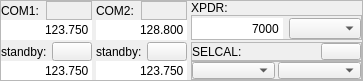
The window that src/blackgui/components/cockpitcomcomponent.ui (swift-project/pilotclient) describes before a commit, drawn with Qt 5.
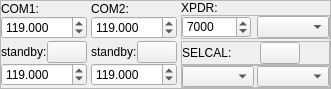
The same window after the commit. Icons and pictures are not drawn. Custom widgets are drawn as their Qt base class.

Commit message: refs #335, added functionality for com components * set COM unit values * set values in context

Diff of the .ui file:
```diff
--- a/src/blackgui/components/cockpitcomcomponent.ui
+++ b/src/blackgui/components/cockpitcomcomponent.ui
@@ -6,8 +6,8 @@
    <rect>
     <x>0</x>
     <y>0</y>
-    <width>363</width>
-    <height>81</height>
+    <width>297</width>
+    <height>89</height>
    </rect>
   </property>
   <property name="minimumSize">
@@ -52,6 +52,140 @@
      <property name="verticalSpacing">
       <number>2</number>
      </property>
+     <item row="2" column="2">
+      <widget class="QWidget" name="qw_ComPanelSelcal" native="true">
+       <layout class="QGridLayout" name="gl_ComPanelSelect">
+        <property name="leftMargin">
+         <number>0</number>
+        </property>
+        <property name="topMargin">
+         <number>0</number>
+        </property>
+        <property name="rightMargin">
+         <number>0</number>
+        </property>
+        <property name="bottomMargin">
+         <number>0</number>
+        </property>
+        <property name="verticalSpacing">
+         <number>0</number>
+        </property>
+        <item row="1" column="0" colspan="2">
+         <widget class="QFrame" name="fr_ComPanelSelcalBottom">
+          <property name="sizePolicy">
+           <sizepolicy hsizetype="Preferred" vsizetype="Preferred">
+            <horstretch>0</horstretch>
+            <verstretch>0</verstretch>
+           </sizepolicy>
+          </property>
+          <property name="frameShape">
+           <enum>QFrame::StyledPanel</enum>
+          </property>
+          <property name="frameShadow">
+           <enum>QFrame::Raised</enum>
+          </property>
+          <layout class="QHBoxLayout" name="horizontalLayout">
+           <property name="spacing">
+            <number>3</number>
+           </property>
+           <property name="leftMargin">
+            <number>0</number>
+           </property>
+           <property name="topMargin">
+            <number>0</number>
+           </property>
+           <property name="rightMargin">
+            <number>0</number>
+           </property>
+           <property name="bottomMargin">
+            <number>0</number>
+           </property>
+           <item>
+            <widget class="QComboBox" name="cb_ComPanelSelcalSelector1">
+             <property name="sizePolicy">
+              <sizepolicy hsizetype="Preferred" vsizetype="Preferred">
+               <horstretch>0</horstretch>
+               <verstretch>0</verstretch>
+              </sizepolicy>
+             </property>
+            </widget>
+           </item>
+           <item>
+            <widget class="QComboBox" name="cb_ComPanelSelcalSelector2">
+             <property name="sizePolicy">
+              <sizepolicy hsizetype="Preferred" vsizetype="Preferred">
+               <horstretch>0</horstretch>
+               <verstretch>0</verstretch>
+              </sizepolicy>
+             </property>
+            </widget>
+           </item>
+          </layout>
+         </widget>
+        </item>
+        <item row="0" column="0" colspan="2">
+         <widget class="QFrame" name="fr_ComPanelSelcalTop">
+          <property name="frameShape">
+           <enum>QFrame::StyledPanel</enum>
+          </property>
+          <property name="frameShadow">
+           <enum>QFrame::Raised</enum>
+          </property>
+          <layout class="QHBoxLayout" name="hl_ComPanelSelcalTop">
+           <property name="spacing">
+            <number>0</number>
+           </property>
+           <property name="leftMargin">
+            <number>0</number>
+           </property>
+           <property name="topMargin">
+            <number>0</number>
+           </property>
+           <property name="rightMargin">
+            <number>0</number>
+           </property>
+           <property name="bottomMargin">
+            <number>0</number>
+           </property>
+           <item>
+            <widget class="QLabel" name="lbl_ComSelcalSelcal">
+             <property name="sizePolicy">
+              <sizepolicy hsizetype="Maximum" vsizetype="Preferred">
+               <horstretch>0</horstretch>
+               <verstretch>0</verstretch>
+              </sizepolicy>
+             </property>
+             <property name="text">
+              <string>SELCAL:</string>
+             </property>
+            </widget>
+           </item>
+           <item alignment="Qt::AlignHCenter">
+            <widget class="QPushButton" name="pb_ComPanelSelcalTest">
+             <property name="sizePolicy">
+              <sizepolicy hsizetype="Maximum" vsizetype="Maximum">
+               <horstretch>0</horstretch>
+               <verstretch>0</verstretch>
+              </sizepolicy>
+             </property>
+             <property name="toolTip">
+              <string>test SELCAL</string>
+             </property>
+             <property name="text">
+              <string/>
+             </property>
+             <property name="icon">
+              <iconset resource="../../blackmisc/blackmisc.qrc">
+               <normaloff>:/diagona/icons/diagona/icons/speaker-volume.png</normaloff>:/diagona/icons/diagona/icons/speaker-volume.png</iconset>
+             </property>
+            </widget>
+           </item>
+          </layout>
+         </widget>
+        </item>
+       </layout>
+      </widget>
+     </item>
      <item row="0" column="1">
       <widget class="QWidget" name="qw_ComPanelCom2Active" native="true">
        <layout class="QGridLayout" name="gl_ComPanelCom2Active">
@@ -70,18 +204,14 @@
         <property name="spacing">
          <number>0</number>
         </property>
-        <item row="0" column="1">
-         <widget class="QFrame" name="qf_ComPanelCom2ActiveValid">
-          <property name="frameShape">
-           <enum>QFrame::StyledPanel</enum>
-          </property>
-          <property name="frameShadow">
-           <enum>QFrame::Raised</enum>
-          </property>
-         </widget>
-        </item>
         <item row="0" column="0">
-         <widget class="QLabel" name="lbl_ComAndTransponderCom2Active">
+         <widget class="QLabel" name="lbl_ComPanelCom2Active">
+          <property name="sizePolicy">
+           <sizepolicy hsizetype="Preferred" vsizetype="Preferred">
+            <horstretch>0</horstretch>
+            <verstretch>0</verstretch>
+           </sizepolicy>
+          </property>
           <property name="text">
            <string>COM2:</string>
           </property>
@@ -91,100 +221,49 @@
          </widget>
         </item>
         <item row="1" column="0" colspan="2">
-         <widget class="QLineEdit" name="le_ComPanelCom2Active">
+         <widget class="QDoubleSpinBox" name="ds_ComPanelCom2Active">
           <property name="sizePolicy">
-           <sizepolicy hsizetype="Preferred" vsizetype="Preferred">
+           <sizepolicy hsizetype="Preferred" vsizetype="Maximum">
             <horstretch>0</horstretch>
             <verstretch>0</verstretch>
            </sizepolicy>
           </property>
-          <property name="inputMask">
-           <string>DDD.990</string>
+          <property name="minimumSize">
+           <size>
+            <width>0</width>
+            <height>0</height>
+           </size>
           </property>
-          <property name="text">
-           <string>128.800</string>
+          <property name="maximumSize">
+           <size>
+            <width>16777215</width>
+            <height>16777215</height>
+           </size>
           </property>
-          <property name="maxLength">
-           <number>7</number>
+          <property name="decimals">
+           <number>3</number>
           </property>
-          <property name="frame">
-           <bool>false</bool>
+          <property name="minimum">
+           <double>118.000000000000000</double>
           </property>
-          <property name="alignment">
-           <set>Qt::AlignRight|Qt::AlignTrailing|Qt::AlignVCenter</set>
+          <property name="maximum">
+           <double>136.974999999999994</double>
           </property>
-         </widget>
-        </item>
-       </layout>
-      </widget>
-     </item>
-     <item row="0" column="0">
-      <widget class="QWidget" name="qw_ComPanelCom1Active" native="true">
-       <layout class="QGridLayout" name="gl_ComPanelCom1Active">
-        <property name="leftMargin">
-         <number>0</number>
-        </property>
-        <property name="topMargin">
-         <number>0</number>
-        </property>
-        <property name="rightMargin">
-         <number>0</number>
-        </property>
-        <property name="bottomMargin">
-         <number>0</number>
-        </property>
-        <property name="spacing">
-         <number>0</number>
-        </property>
-        <item row="0" column="0">
-         <widget class="QLabel" name="lbl_ComAndTransponderCom1Active">
-          <property name="text">
-           <string>COM1:</string>
+          <property name="singleStep">
+           <double>0.025000000000000</double>
           </property>
-          <property name="buddy">
-           <cstring>qw_ComPanelCom1Active</cstring>
+          <property name="value">
+           <double>119.000000000000000</double>
           </property>
          </widget>
         </item>
-        <item row="1" column="0" colspan="2">
-         <widget class="QLineEdit" name="le_ComPanelCom1Active">
-          <property name="sizePolicy">
-           <sizepolicy hsizetype="Preferred" vsizetype="Preferred">
-            <horstretch>0</horstretch>
-            <verstretch>0</verstretch>
-           </sizepolicy>
-          </property>
-          <property name="inputMask">
-           <string>DDD.990</string>
-          </property>
-          <property name="text">
-           <string>123.750</string>
-          </property>
-          <property name="maxLength">
-           <number>7</number>
-          </property>
-          <property name="frame">
-           <bool>false</bool>
-          </property>
-          <property name="alignment">
-           <set>Qt::AlignRight|Qt::AlignTrailing|Qt::AlignVCenter</set>
-          </property>
-         </widget>
+        <item row="0" column="1" alignment="Qt::AlignHCenter">
+         <widget class="BlackGui::CLedWidget" name="led_ComPanelCom2" native="true"/>
         </item>
-        <item row="0" column="1">
-         <widget class="QFrame" name="qf_ComPanelCom1ActiveValid">
-          <property name="frameShape">
-           <enum>QFrame::StyledPanel</enum>
-          </property>
-          <property name="frameShadow">
-           <enum>QFrame::Raised</enum>
-          </property>
-         </widget>
-        </item>
        </layout>
       </widget>
      </item>
-     <item row="1" column="0">
+     <item row="2" column="0">
       <widget class="QWidget" name="qw_ComPanelCom1Standby" native="true">
        <layout class="QGridLayout" name="gl_ComPanelCom1Standby">
         <property name="leftMargin">
@@ -204,40 +283,58 @@
         </property>
         <item row="0" column="0">
          <widget class="QLabel" name="lbl_ComPanelCom1Standby">
-          <property name="text">
-           <string>standby:</string>
-          </property>
-         </widget>
-        </item>
-        <item row="1" column="0" colspan="3">
-         <widget class="QLineEdit" name="le_ComPanelCom1Standby">
           <property name="sizePolicy">
            <sizepolicy hsizetype="Preferred" vsizetype="Preferred">
             <horstretch>0</horstretch>
             <verstretch>0</verstretch>
            </sizepolicy>
           </property>
-          <property name="inputMask">
-           <string>DDD.990</string>
-          </property>
           <property name="text">
-           <string>123.750</string>
+           <string>standby:</string>
           </property>
-          <property name="maxLength">
-           <number>7</number>
+         </widget>
+        </item>
+        <item row="1" column="0" colspan="2">
+         <widget class="QDoubleSpinBox" name="ds_ComPanelCom1Standby">
+          <property name="sizePolicy">
+           <sizepolicy hsizetype="Preferred" vsizetype="Maximum">
+            <horstretch>0</horstretch>
+            <verstretch>0</verstretch>
+           </sizepolicy>
           </property>
-          <property name="frame">
-           <bool>false</bool>
+          <property name="minimumSize">
+           <size>
+            <width>0</width>
+            <height>0</height>
+           </size>
           </property>
-          <property name="alignment">
-           <set>Qt::AlignRight|Qt::AlignTrailing|Qt::AlignVCenter</set>
+          <property name="maximumSize">
+           <size>
+            <width>16777215</width>
+            <height>16777215</height>
+           </size>
           </property>
+          <property name="decimals">
+           <number>3</number>
+          </property>
+          <property name="minimum">
+           <double>118.000000000000000</double>
+          </property>
+          <property name="maximum">
+           <double>136.974999999999994</double>
+          </property>
+          <property name="singleStep">
+           <double>0.025000000000000</double>
+          </property>
+          <property name="value">
+           <double>119.000000000000000</double>
+          </property>
          </widget>
         </item>
-        <item row="0" column="2">
+        <item row="0" column="1" alignment="Qt::AlignHCenter">
          <widget class="QPushButton" name="pb_ComPanelCom1Toggle">
           <property name="sizePolicy">
-           <sizepolicy hsizetype="Preferred" vsizetype="Preferred">
+           <sizepolicy hsizetype="Maximum" vsizetype="Maximum">
             <horstretch>0</horstretch>
             <verstretch>0</verstretch>
            </sizepolicy>
@@ -263,7 +360,7 @@
        </layout>
       </widget>
      </item>
-     <item row="1" column="1">
+     <item row="2" column="1">
       <widget class="QWidget" name="qw_ComPanelCom2Standby" native="true">
        <layout class="QGridLayout" name="gl_ComPanelCom2Standby">
         <property name="leftMargin">
@@ -282,41 +379,22 @@
          <number>0</number>
         </property>
         <item row="0" column="0">
-         <widget class="QLabel" name="lbl_ComAndTransponderCom2Standby">
-          <property name="text">
-           <string>standby:</string>
-          </property>
-         </widget>
-        </item>
-        <item row="1" column="0" colspan="3">
-         <widget class="QLineEdit" name="le_ComPanelCom2Standby">
+         <widget class="QLabel" name="lbl_ComPanelCom2Standby">
           <property name="sizePolicy">
            <sizepolicy hsizetype="Preferred" vsizetype="Preferred">
             <horstretch>0</horstretch>
             <verstretch>0</verstretch>
            </sizepolicy>
           </property>
-          <property name="inputMask">
-           <string>DDD.990</string>
-          </property>
           <property name="text">
-           <string>123.750</string>
-          </property>
-          <property name="maxLength">
-           <number>7</number>
-          </property>
-          <property name="frame">
-           <bool>false</bool>
-          </property>
-          <property name="alignment">
-           <set>Qt::AlignRight|Qt::AlignTrailing|Qt::AlignVCenter</set>
+           <string>standby:</string>
           </property>
          </widget>
         </item>
-        <item row="0" column="2">
+        <item row="0" column="1" alignment="Qt::AlignHCenter">
          <widget class="QPushButton" name="pb_ComPanelCom2Toggle">
           <property name="sizePolicy">
-           <sizepolicy hsizetype="Preferred" vsizetype="Preferred">
+           <sizepolicy hsizetype="Maximum" vsizetype="Maximum">
             <horstretch>0</horstretch>
             <verstretch>0</verstretch>
            </sizepolicy>
@@ -339,6 +417,43 @@
           </property>
          </widget>
         </item>
+        <item row="1" column="0" colspan="2">
+         <widget class="QDoubleSpinBox" name="ds_ComPanelCom2Standby">
+          <property name="sizePolicy">
+           <sizepolicy hsizetype="Preferred" vsizetype="Maximum">
+            <horstretch>0</horstretch>
+            <verstretch>0</verstretch>
+           </sizepolicy>
+          </property>
+          <property name="minimumSize">
+           <size>
+            <width>0</width>
+            <height>0</height>
+           </size>
+          </property>
+          <property name="maximumSize">
+           <size>
+            <width>16777215</width>
+            <height>16777215</height>
+           </size>
+          </property>
+          <property name="decimals">
+           <number>3</number>
+          </property>
+          <property name="minimum">
+           <double>118.000000000000000</double>
+          </property>
+          <property name="maximum">
+           <double>136.974999999999994</double>
+          </property>
+          <property name="singleStep">
+           <double>0.025000000000000</double>
+          </property>
+          <property name="value">
+           <double>119.000000000000000</double>
+          </property>
+         </widget>
+        </item>
        </layout>
       </widget>
      </item>
@@ -389,7 +504,7 @@
             <number>0</number>
            </property>
            <property name="topMargin">
-            <number>2</number>
+            <number>0</number>
            </property>
            <property name="rightMargin">
             <number>0</number>
@@ -398,27 +513,27 @@
             <number>0</number>
            </property>
            <item>
-            <widget class="QLineEdit" name="le_ComPanelTransponderCode">
+            <widget class="QDoubleSpinBox" name="ds_ComPanelTransponder">
              <property name="sizePolicy">
-              <sizepolicy hsizetype="Preferred" vsizetype="Preferred">
+              <sizepolicy hsizetype="Preferred" vsizetype="Maximum">
                <horstretch>0</horstretch>
                <verstretch>0</verstretch>
               </sizepolicy>
              </property>
-             <property name="inputMask">
-              <string>9999</string>
+             <property name="minimumSize">
+              <size>
+               <width>0</width>
+               <height>18</height>
+              </size>
              </property>
-             <property name="text">
-              <string>7000</string>
+             <property name="decimals">
+              <number>0</number>
              </property>
-             <property name="maxLength">
-              <number>4</number>
+             <property name="maximum">
+              <double>7777.000000000000000</double>
              </property>
-             <property name="frame">
-              <bool>false</bool>
-             </property>
-             <property name="alignment">
-              <set>Qt::AlignRight|Qt::AlignTrailing|Qt::AlignVCenter</set>
+             <property name="value">
+              <double>7000.000000000000000</double>
              </property>
             </widget>
            </item>
@@ -438,9 +553,9 @@
        </layout>
       </widget>
      </item>
-     <item row="1" column="2">
-      <widget class="QWidget" name="qw_ComPanelSelcal" native="true">
-       <layout class="QGridLayout" name="gl_ComPanelSelect">
+     <item row="0" column="0">
+      <widget class="QWidget" name="qw_ComPanelCom1Active" native="true">
+       <layout class="QGridLayout" name="gl_ComPanelCom1Active">
         <property name="leftMargin">
          <number>0</number>
         </property>
@@ -453,115 +568,64 @@
         <property name="bottomMargin">
          <number>0</number>
         </property>
-        <property name="verticalSpacing">
+        <property name="spacing">
          <number>0</number>
         </property>
         <item row="1" column="0" colspan="2">
-         <widget class="QFrame" name="fr_ComPanelSelcalBottom">
+         <widget class="QDoubleSpinBox" name="ds_ComPanelCom1Active">
+          <property name="sizePolicy">
+           <sizepolicy hsizetype="Preferred" vsizetype="Maximum">
+            <horstretch>0</horstretch>
+            <verstretch>0</verstretch>
+           </sizepolicy>
+          </property>
+          <property name="minimumSize">
+           <size>
+            <width>0</width>
+            <height>0</height>
+           </size>
+          </property>
+          <property name="maximumSize">
+           <size>
+            <width>16777215</width>
+            <height>16777215</height>
+           </size>
+          </property>
+          <property name="decimals">
+           <number>3</number>
+          </property>
+          <property name="minimum">
+           <double>118.000000000000000</double>
+          </property>
+          <property name="maximum">
+           <double>136.974999999999994</double>
+          </property>
+          <property name="singleStep">
+           <double>0.025000000000000</double>
+          </property>
+          <property name="value">
+           <double>119.000000000000000</double>
+          </property>
+         </widget>
+        </item>
+        <item row="0" column="0">
+         <widget class="QLabel" name="lbl_ComPanelCom1Active">
           <property name="sizePolicy">
            <sizepolicy hsizetype="Preferred" vsizetype="Preferred">
             <horstretch>0</horstretch>
             <verstretch>0</verstretch>
            </sizepolicy>
           </property>
-          <property name="frameShape">
-           <enum>QFrame::StyledPanel</enum>
+          <property name="text">
+           <string>COM1:</string>
           </property>
-          <property name="frameShadow">
-           <enum>QFrame::Raised</enum>
+          <property name="buddy">
+           <cstring>qw_ComPanelCom1Active</cstring>
           </property>
-          <layout class="QHBoxLayout" name="horizontalLayout">
-           <property name="spacing">
-            <number>3</number>
-           </property>
-           <property name="leftMargin">
-            <number>0</number>
-           </property>
-           <property name="topMargin">
-            <number>0</number>
-           </property>
-           <property name="rightMargin">
-            <number>0</number>
-           </property>
-           <property name="bottomMargin">
-            <number>0</number>
-           </property>
-           <item>
-            <widget class="QComboBox" name="cb_ComPanelSelcalSelector1">
-             <property name="sizePolicy">
-              <sizepolicy hsizetype="Preferred" vsizetype="Preferred">
-               <horstretch>0</horstretch>
-               <verstretch>0</verstretch>
-              </sizepolicy>
-             </property>
-            </widget>
-           </item>
-           <item>
-            <widget class="QComboBox" name="cb_ComPanelSelcalSelector2">
-             <property name="sizePolicy">
-              <sizepolicy hsizetype="Preferred" vsizetype="Preferred">
-               <horstretch>0</horstretch>
-               <verstretch>0</verstretch>
-              </sizepolicy>
-             </property>
-            </widget>
-           </item>
-          </layout>
          </widget>
         </item>
-        <item row="0" column="0" colspan="2">
-         <widget class="QFrame" name="fr_ComPanelSelcalTop">
-          <property name="frameShape">
-           <enum>QFrame::StyledPanel</enum>
-          </property>
-          <property name="frameShadow">
-           <enum>QFrame::Raised</enum>
-          </property>
-          <layout class="QHBoxLayout" name="hl_ComPanelSelcalTop">
-           <property name="spacing">
-            <number>0</number>
-           </property>
-           <property name="leftMargin">
-            <number>0</number>
-           </property>
-           <property name="topMargin">
-            <number>0</number>
-           </property>
-           <property name="rightMargin">
-            <number>0</number>
-           </property>
-           <property name="bottomMargin">
-            <number>0</number>
-           </property>
-           <item>
-            <widget class="QLabel" name="lbl_ComSelcalSelcal">
-             <property name="text">
-              <string>SELCAL:</string>
-             </property>
-            </widget>
-           </item>
-           <item alignment="Qt::AlignRight">
-            <widget class="QPushButton" name="pb_ComPanelSelcalTest">
-             <property name="sizePolicy">
-              <sizepolicy hsizetype="Preferred" vsizetype="Preferred">
-               <horstretch>0</horstretch>
-               <verstretch>0</verstretch>
-              </sizepolicy>
-             </property>
-             <property name="toolTip">
-              <string>test SELCAL</string>
-             </property>
-             <property name="text">
-              <string/>
-             </property>
-             <property name="icon">
-              <iconset resource="../../blackmisc/blackmisc.qrc">
-               <normaloff>:/diagona/icons/diagona/icons/speaker-volume.png</normaloff>:/diagona/icons/diagona/icons/speaker-volume.png</iconset>
-             </property>
-            </widget>
-           </item>
-          </layout>
-         </widget>
+        <item row="0" column="1" alignment="Qt::AlignHCenter">
+         <widget class="BlackGui::CLedWidget" name="led_ComPanelCom1" native="true"/>
         </item>
        </layout>
       </widget>
@@ -576,6 +640,12 @@
    <extends>QComboBox</extends>
    <header>blackgui/transpondermodeselector.h</header>
   </customwidget>
+  <customwidget>
+   <class>BlackGui::CLedWidget</class>
+   <extends>QWidget</extends>
+   <header>blackgui/led.h</header>
+   <container>1</container>
+  </customwidget>
  </customwidgets>
  <resources>
   <include location="../../blackmisc/blackmisc.qrc"/>
```
The commit also changes 2 other files.
